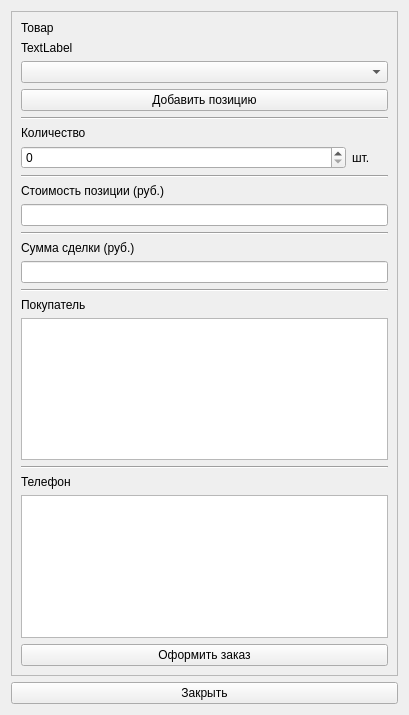
Belov1807/-WarehouseSystem, file src/WarehouseSystemArrangeOrderWidget.ui: the form before one commit.
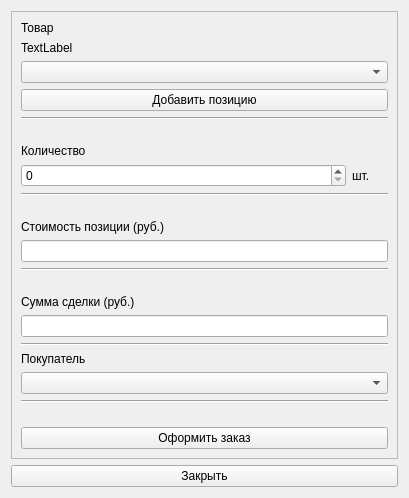
The form after the commit.

What changed in the file:
```diff
--- a/src/WarehouseSystemArrangeOrderWidget.ui
+++ b/src/WarehouseSystemArrangeOrderWidget.ui
@@ -7,7 +7,7 @@
     <x>0</x>
     <y>0</y>
     <width>409</width>
-    <height>715</height>
+    <height>498</height>
    </rect>
   </property>
   <property name="windowTitle">
@@ -30,81 +30,7 @@
       <enum>QFrame::Raised</enum>
      </property>
      <layout class="QGridLayout" name="gridLayout_2">
-      <item row="6" column="0" colspan="2">
-       <widget class="Line" name="line_2">
-        <property name="orientation">
-         <enum>Qt::Horizontal</enum>
-        </property>
-       </widget>
-      </item>
-      <item row="0" column="0" colspan="2">
-       <layout class="QVBoxLayout" name="verticalLayout">
-        <item>
-         <widget class="QLabel" name="lProductHeader">
-          <property name="text">
-           <string>Товар</string>
-          </property>
-         </widget>
-        </item>
-        <item>
-         <widget class="QLabel" name="lChangedProduct">
-          <property name="text">
-           <string>TextLabel</string>
-          </property>
-         </widget>
-        </item>
-        <item>
-         <widget class="QComboBox" name="cbProducts"/>
-        </item>
-        <item>
-         <widget class="QPushButton" name="pbAddProduct">
-          <property name="text">
-           <string>Добавить позицию</string>
-          </property>
-         </widget>
-        </item>
-       </layout>
-      </item>
-      <item row="10" column="0" colspan="2">
-       <layout class="QVBoxLayout" name="verticalLayout_3">
-        <item>
-         <widget class="QLabel" name="lCustomerHeader">
-          <property name="text">
-           <string>Покупатель</string>
-          </property>
-         </widget>
-        </item>
-        <item>
-         <widget class="QTextEdit" name="teCustomer"/>
-        </item>
-       </layout>
-      </item>
       <item row="3" column="0">
-       <widget class="QLabel" name="lProductsCountHeader">
-        <property name="text">
-         <string>Количество</string>
-        </property>
-       </widget>
-      </item>
-      <item row="4" column="0" colspan="2">
-       <layout class="QHBoxLayout" name="horizontalLayout_7" stretch="9,1">
-        <item>
-         <widget class="QSpinBox" name="sbProductsCount">
-          <property name="singleStep">
-           <number>1</number>
-          </property>
-         </widget>
-        </item>
-        <item>
-         <widget class="QLabel" name="lProductsCountUnit">
-          <property name="text">
-           <string>шт.</string>
-          </property>
-         </widget>
-        </item>
-       </layout>
-      </item>
-      <item row="8" column="0" colspan="2">
        <layout class="QVBoxLayout" name="verticalLayout_2">
         <item>
          <spacer name="verticalSpacer">
@@ -138,55 +64,119 @@
         </item>
        </layout>
       </item>
-      <item row="5" column="1">
-       <spacer name="verticalSpacer_2">
-        <property name="orientation">
-         <enum>Qt::Vertical</enum>
-        </property>
-        <property name="sizeHint" stdset="0">
-         <size>
-          <width>20</width>
-          <height>40</height>
-         </size>
-        </property>
-       </spacer>
-      </item>
-      <item row="2" column="0" colspan="2">
-       <widget class="Line" name="line">
-        <property name="orientation">
-         <enum>Qt::Horizontal</enum>
-        </property>
-       </widget>
-      </item>
-      <item row="11" column="0" colspan="2">
-       <layout class="QVBoxLayout" name="verticalLayout_7">
-        <item>
-         <widget class="Line" name="line_5">
-          <property name="orientation">
-           <enum>Qt::Horizontal</enum>
-          </property>
-         </widget>
-        </item>
-        <item>
-         <widget class="QLabel" name="lPhoneHeader">
-          <property name="text">
-           <string>Телефон</string>
-          </property>
-         </widget>
-        </item>
-        <item>
-         <widget class="QTextEdit" name="tePhone"/>
-        </item>
-       </layout>
-      </item>
-      <item row="12" column="0" colspan="2">
+      <item row="6" column="0">
        <widget class="QPushButton" name="pbArrangeOrder">
         <property name="text">
          <string>Оформить заказ</string>
         </property>
        </widget>
       </item>
-      <item row="7" column="0" colspan="2">
+      <item row="1" column="0">
+       <layout class="QVBoxLayout" name="verticalLayout_5">
+        <item>
+         <spacer name="verticalSpacer_2">
+          <property name="orientation">
+           <enum>Qt::Vertical</enum>
+          </property>
+          <property name="sizeHint" stdset="0">
+           <size>
+            <width>20</width>
+            <height>40</height>
+           </size>
+          </property>
+         </spacer>
+        </item>
+        <item>
+         <widget class="QLabel" name="lProductsCountHeader">
+          <property name="text">
+           <string>Количество</string>
+          </property>
+         </widget>
+        </item>
+        <item>
+         <layout class="QHBoxLayout" name="horizontalLayout_7" stretch="9,1">
+          <item>
+           <widget class="QSpinBox" name="sbProductsCount">
+            <property name="singleStep">
+             <number>1</number>
+            </property>
+           </widget>
+          </item>
+          <item>
+           <widget class="QLabel" name="lProductsCountUnit">
+            <property name="text">
+             <string>шт.</string>
+            </property>
+           </widget>
+          </item>
+         </layout>
+        </item>
+        <item>
+         <widget class="Line" name="line_2">
+          <property name="orientation">
+           <enum>Qt::Horizontal</enum>
+          </property>
+         </widget>
+        </item>
+       </layout>
+      </item>
+      <item row="4" column="0">
+       <layout class="QVBoxLayout" name="verticalLayout_3">
+        <item>
+         <widget class="QLabel" name="lCustomerHeader">
+          <property name="text">
+           <string>Покупатель</string>
+          </property>
+         </widget>
+        </item>
+        <item>
+         <widget class="QComboBox" name="cbCustomers"/>
+        </item>
+        <item>
+         <widget class="Line" name="line_3">
+          <property name="orientation">
+           <enum>Qt::Horizontal</enum>
+          </property>
+         </widget>
+        </item>
+       </layout>
+      </item>
+      <item row="0" column="0">
+       <layout class="QVBoxLayout" name="verticalLayout">
+        <item>
+         <widget class="QLabel" name="lProductHeader">
+          <property name="text">
+           <string>Товар</string>
+          </property>
+         </widget>
+        </item>
+        <item>
+         <widget class="QLabel" name="lChangedProduct">
+          <property name="text">
+           <string>TextLabel</string>
+          </property>
+         </widget>
+        </item>
+        <item>
+         <widget class="QComboBox" name="cbProducts"/>
+        </item>
+        <item>
+         <widget class="QPushButton" name="pbAddProduct">
+          <property name="text">
+           <string>Добавить позицию</string>
+          </property>
+         </widget>
+        </item>
+        <item>
+         <widget class="Line" name="line">
+          <property name="orientation">
+           <enum>Qt::Horizontal</enum>
+          </property>
+         </widget>
+        </item>
+       </layout>
+      </item>
+      <item row="2" column="0">
        <layout class="QVBoxLayout" name="verticalLayout_6">
         <item>
          <spacer name="verticalSpacer_5">
@@ -220,6 +210,19 @@
         </item>
        </layout>
       </item>
+      <item row="5" column="0">
+       <spacer name="verticalSpacer_3">
+        <property name="orientation">
+         <enum>Qt::Vertical</enum>
+        </property>
+        <property name="sizeHint" stdset="0">
+         <size>
+          <width>20</width>
+          <height>40</height>
+         </size>
+        </property>
+       </spacer>
+      </item>
      </layout>
     </widget>
    </item>
```
